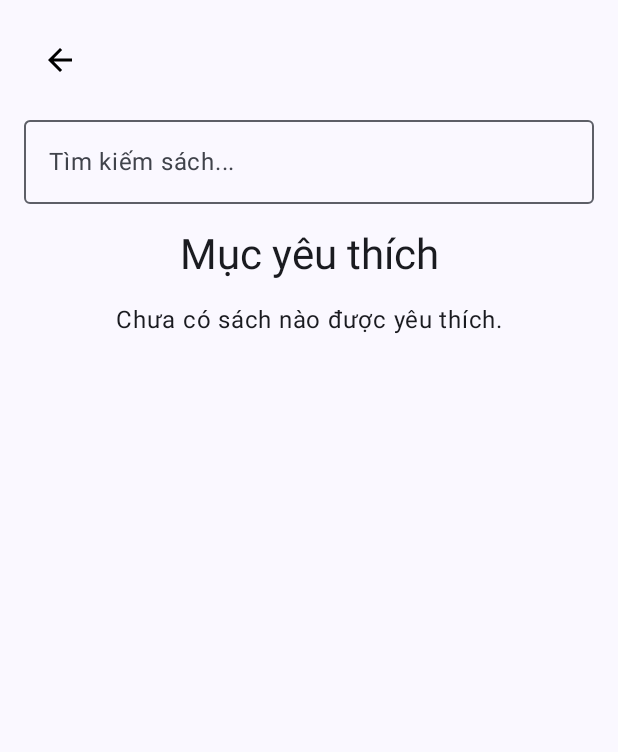
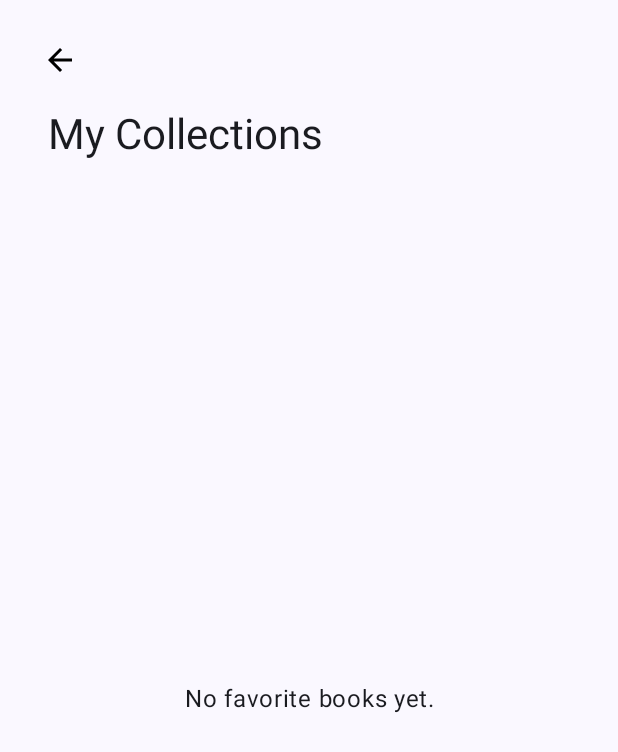
Before and after one commit to anhkiet146/Favorite-Books-Application, an Android app built with Jetpack Compose: the SAVED screen opened through its navigation route, on a phone screen of 412 x 824 dp. Shown: the top 752 px of the screen. Run offline under Robolectric (Android 15) with nearby library versions, the phone set to English and light mode, and no system bars.

Commit message:
Thiên chỉnh sửa trang Savécreen

```diff
--- a/app/src/main/java/com/example/sach/BookViewModel.kt
+++ b/app/src/main/java/com/example/sach/BookViewModel.kt
@@ -24,4 +24,5 @@ class BookViewModel : ViewModel() {
     fun getBookById(bookId: Int): Book? {
         return _books.find { it.id == bookId }
     }
+
 }
--- a/app/src/main/java/com/example/sach/SaveScreen.kt
+++ b/app/src/main/java/com/example/sach/SaveScreen.kt
@@ -1,23 +1,12 @@
 package com.example.sach
 
 import androidx.compose.foundation.Image
-import androidx.compose.foundation.layout.Column
-import androidx.compose.foundation.layout.Spacer
-import androidx.compose.foundation.layout.fillMaxSize
-import androidx.compose.foundation.layout.fillMaxWidth
-import androidx.compose.foundation.layout.padding
+import androidx.compose.foundation.layout.*
+import androidx.compose.foundation.lazy.grid.*
 import androidx.compose.material.icons.Icons
-import androidx.compose.foundation.layout.*
-import androidx.compose.material.icons.filled.Favorite
-import androidx.compose.material.icons.filled.ArrowBack
-import androidx.compose.foundation.lazy.grid.*
-import androidx.compose.material3.Card
-import androidx.compose.material3.CardDefaults
-import androidx.compose.material3.Icon
-import androidx.compose.material3.IconButton
-import androidx.compose.material3.MaterialTheme
-import androidx.compose.material3.Text
-import androidx.compose.runtime.Composable
+import androidx.compose.material.icons.filled.*
+import androidx.compose.material3.*
+import androidx.compose.runtime.*
 import androidx.compose.ui.Alignment
 import androidx.compose.ui.Modifier
 import androidx.compose.ui.graphics.Color
@@ -27,27 +16,20 @@ import androidx.compose.ui.unit.dp
 import androidx.lifecycle.viewmodel.compose.viewModel
 import androidx.navigation.NavController
 import androidx.compose.foundation.ExperimentalFoundationApi
-import androidx.compose.foundation.layout.height
-import androidx.compose.foundation.lazy.grid.LazyVerticalGrid
-import androidx.compose.material3.OutlinedTextField
-import androidx.compose.runtime.getValue
-import androidx.compose.runtime.mutableStateListOf
-import androidx.compose.runtime.mutableStateOf
-import androidx.compose.runtime.remember
-import androidx.compose.runtime.setValue
+import androidx.compose.foundation.clickable
+import androidx.compose.foundation.shape.RoundedCornerShape
 import androidx.compose.ui.draw.clip
 import androidx.compose.ui.layout.ContentScale
 import androidx.compose.ui.text.font.FontWeight
 import androidx.compose.ui.unit.sp
 
-
 @OptIn(ExperimentalFoundationApi::class)
 @Composable
-fun SavedScreen(navController: NavController,
+fun SavedScreen(
+    navController: NavController,
     viewModel: BookViewModel = viewModel()
-){
+) {
     val favoriteBooks = viewModel.getFavoriteBooks()
-
     var searchQuery by remember { mutableStateOf("") }
 
     val filteredBooks = favoriteBooks.filter {
@@ -55,109 +37,134 @@ fun SavedScreen(navController: NavController,
                 it.tacgia.contains(searchQuery, ignoreCase = true)
     }
 
-    Column (
+    Column(
         modifier = Modifier
             .fillMaxSize()
             .padding(16.dp)
     ) {
-
-        IconButton(onClick = {
-            navController.navigate(NavigationItem.GET_START.route)
-        }){
+        IconButton(
+            onClick = { navController.popBackStack() },
+            modifier = Modifier.align(Alignment.Start)
+        ) {
             Icon(
                 imageVector = Icons.Default.ArrowBack,
-            contentDescription = null,
+                contentDescription = "Back",
                 tint = Color.Black
             )
         }
 
-        Spacer(modifier = Modifier.height(8.dp))
-
-        OutlinedTextField(
-            value = searchQuery,
-            onValueChange = { searchQuery = it },
-            label = { Text("Tìm kiếm sách...") },
-            modifier = Modifier.fillMaxWidth()
+        Text(
+            text = "My Collections",
+            style = MaterialTheme.typography.headlineMedium,
+            modifier = Modifier
+                .fillMaxWidth()
+                .padding(top = 8.dp, start = 16.dp), // Khoảng cách từ lề trái 16dp
+            textAlign = TextAlign.Start
         )
 
+        Spacer(modifier = Modifier.height(16.dp))
+
+        if (favoriteBooks.isEmpty()) {
+            Column(
+                modifier = Modifier.fillMaxSize(),
+                verticalArrangement = Arrangement.Center,
+                horizontalAlignment = Alignment.CenterHorizontally
+            ) {
                 Text(
-            text = "Mục yêu thích" ,
-            style = MaterialTheme.typography.headlineMedium,
-            textAlign = TextAlign.Center,
-            modifier = Modifier
-                .fillMaxWidth()
-                .padding(vertical = 16.dp)
+                    text = "No favorite books yet.",
+                    style = MaterialTheme.typography.bodyLarge
                 )
-        if (favoriteBooks.isEmpty()) {
-            Text(
-                text = "Chưa có sách nào được yêu thích.",
-                style = MaterialTheme.typography.bodyLarge,
-                textAlign = TextAlign.Center,
-                modifier = Modifier.fillMaxWidth()
-            )
+            }
         } else {
-            // Danh sách sách yêu thích
             LazyVerticalGrid(
                 columns = GridCells.Fixed(1),
                 modifier = Modifier.weight(1f),
-                contentPadding = PaddingValues(8.dp),
-                verticalArrangement = Arrangement.spacedBy(12.dp),
-                horizontalArrangement = Arrangement.spacedBy(12.dp)
+                contentPadding = PaddingValues(bottom = 16.dp),
+                verticalArrangement = Arrangement.spacedBy(16.dp)
             ) {
                 items(filteredBooks) { book ->
+                    BookCollectionItem(book = book, onFavoriteClick = {
+                        viewModel.toggleFavorite(book.id)
+                    })
+                }
+            }
+        }
+
+        // Bottom navigation
+        Row(
+            modifier = Modifier
+                .fillMaxWidth()
+                .padding(vertical = 8.dp),
+            horizontalArrangement = Arrangement.SpaceEvenly,
+            verticalAlignment = Alignment.CenterVertically
+        ) {
+        }
+    }
+}
+
+@Composable
+fun BookCollectionItem(
+    book: Book,
+    onFavoriteClick: () -> Unit
+) {
     Card(
         modifier = Modifier
             .fillMaxWidth()
-                            .aspectRatio(2.5f),
+            .height(160.dp),
+        shape = RoundedCornerShape(12.dp),
         elevation = CardDefaults.cardElevation(4.dp)
     ) {
         Row(
             modifier = Modifier
                 .fillMaxSize()
-                                .padding(8.dp),
-                            verticalAlignment = Alignment.CenterVertically
+                .padding(16.dp)
         ) {
             Image(
                 painter = painterResource(id = book.hinhanh),
                 contentDescription = null,
                 modifier = Modifier
-                                    .width(90.dp)
+                    .width(100.dp)
                     .fillMaxHeight()
-                                    .clip(MaterialTheme.shapes.medium),
+                    .clip(RoundedCornerShape(8.dp)),
                 contentScale = ContentScale.Crop
             )
 
-                            Spacer(modifier = Modifier.width(12.dp))
+            Spacer(modifier = Modifier.width(16.dp))
 
             Column(
-                                modifier = Modifier
-                                    .weight(1f)
-                                    .fillMaxHeight(),
-                                verticalArrangement = Arrangement.SpaceEvenly
+                modifier = Modifier.weight(1f)
             ) {
                 Text(
                     text = book.tensach,
+                    style = MaterialTheme.typography.titleLarge,
                     fontWeight = FontWeight.Bold,
-                                    fontSize = 20.sp
+                    maxLines = 1
                 )
-                                Text(book.tacgia, style = MaterialTheme.typography.bodySmall)
-                                Text("Năm XB: ${book.namxb}", style = MaterialTheme.typography.bodySmall)
+                Spacer(modifier = Modifier.height(4.dp))
+                Text(
+                    text = book.tacgia,
+                    style = MaterialTheme.typography.bodyMedium,
+                    color = Color.Gray,
+                    maxLines = 1
+                )
+                Spacer(modifier = Modifier.height(8.dp))
+                Text(
+                    text = book.mota?.take(60)?.plus("...") ?: "", // Lấy 60 ký tự đầu
+                    style = MaterialTheme.typography.bodySmall,
+                    maxLines = 2
+                )
             }
 
             IconButton(
-                                onClick = { viewModel.toggleFavorite(book.id) }
+                onClick = onFavoriteClick,
+                modifier = Modifier.align(Alignment.Top)
             ) {
                 Icon(
                     imageVector = Icons.Default.Favorite,
-                                    contentDescription = "Yêu thích",
+                    contentDescription = "Remove from favorites",
                     tint = MaterialTheme.colorScheme.primary
                 )
             }
         }
     }
 }
-
-            }
-        }
-    }
-}
```
Lines whose indentation alone changed are shown as unchanged.
